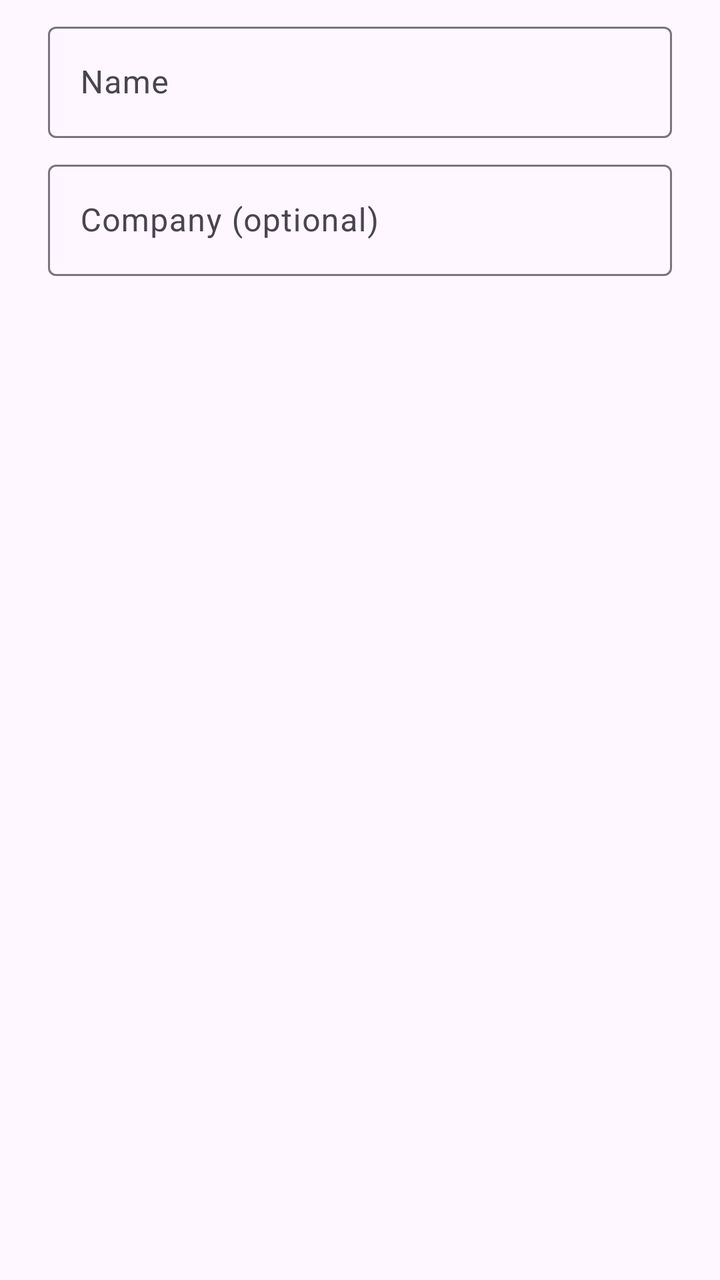
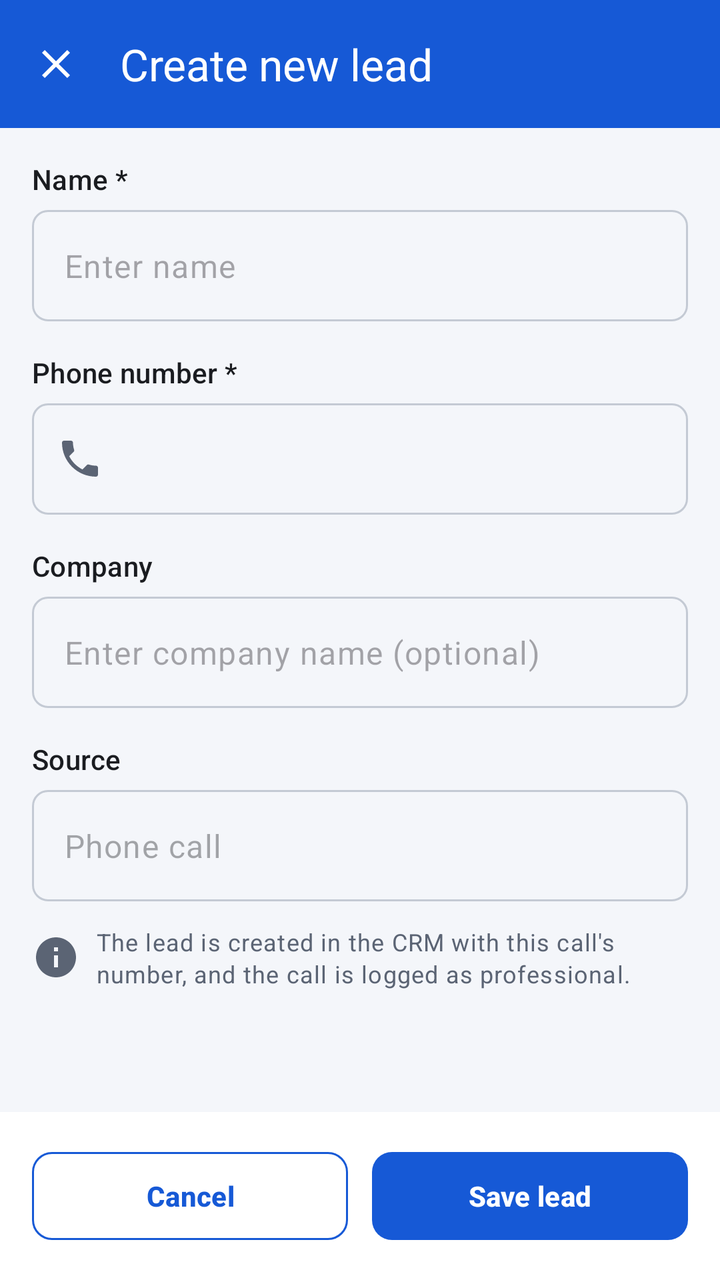

Screens rendered from an Android XML layout before and after an edit, with the pre-edit source and the edit as a unified diff.
<!-- AndroidManifest.xml: application theme Theme.CallTracker -->
<!-- res/layout/dialog_create_lead.xml -->
<?xml version="1.0" encoding="utf-8"?>
<LinearLayout xmlns:android="http://schemas.android.com/apk/res/android"
    android:layout_width="match_parent"
    android:layout_height="wrap_content"
    android:orientation="vertical"
    android:paddingHorizontal="24dp"
    android:paddingTop="8dp">

    <com.google.android.material.textfield.TextInputLayout
        android:id="@+id/nameLayout"
        android:layout_width="match_parent"
        android:layout_height="wrap_content"
        android:hint="@string/lead_name">

        <com.google.android.material.textfield.TextInputEditText
            android:id="@+id/name"
            android:layout_width="match_parent"
            android:layout_height="wrap_content"
            android:inputType="textPersonName|textCapWords" />
    </com.google.android.material.textfield.TextInputLayout>

    <com.google.android.material.textfield.TextInputLayout
        android:id="@+id/companyLayout"
        android:layout_width="match_parent"
        android:layout_height="wrap_content"
        android:layout_marginTop="8dp"
        android:hint="@string/lead_company">

        <com.google.android.material.textfield.TextInputEditText
            android:id="@+id/company"
            android:layout_width="match_parent"
            android:layout_height="wrap_content"
            android:inputType="textCapWords" />
    </com.google.android.material.textfield.TextInputLayout>
</LinearLayout>
<!-- resources referenced by this layout -->
<resources>
  <string name="lead_company">Company (optional)</string>
  <string name="lead_name">Name</string>
  <style name="Base.Theme.CallTracker" parent="Theme.Material3.DayNight.NoActionBar">
          <item name="colorPrimary">@color/brand_primary</item>
          <item name="colorOnPrimary">@color/white</item>
          <item name="colorSecondary">@color/brand_secondary</item>
      </style>
  <color name="brand_primary">#FF1E5AA8</color>
  <color name="brand_secondary">#FF00897B</color>
  <!-- unchanged entries left out for length: 2 -->
</resources>

<!-- the commit's change to res/layout/dialog_create_lead.xml (unified diff, before → after) -->
@@ -1,35 +1,173 @@
 <?xml version="1.0" encoding="utf-8"?>
 <LinearLayout xmlns:android="http://schemas.android.com/apk/res/android"
+    xmlns:app="http://schemas.android.com/apk/res-auto"
+    android:id="@+id/root"
     android:layout_width="match_parent"
-    android:layout_height="wrap_content"
-    android:orientation="vertical"
-    android:paddingHorizontal="24dp"
-    android:paddingTop="8dp">
+    android:layout_height="match_parent"
+    android:orientation="vertical">
 
-    <com.google.android.material.textfield.TextInputLayout
-        android:id="@+id/nameLayout"
+    <com.google.android.material.appbar.AppBarLayout
+        android:id="@+id/appBar"
         android:layout_width="match_parent"
         android:layout_height="wrap_content"
-        android:hint="@string/lead_name">
+        android:background="@color/appbar"
+        android:theme="@style/ThemeOverlay.CallTracker.AppBar"
+        app:liftOnScroll="false">
 
-        <com.google.android.material.textfield.TextInputEditText
-            android:id="@+id/name"
+        <com.google.android.material.appbar.MaterialToolbar
+            android:id="@+id/toolbar"
+            android:layout_width="match_parent"
+            android:layout_height="?attr/actionBarSize"
+            android:background="@color/appbar"
+            app:navigationContentDescription="@string/close"
+            app:navigationIcon="@drawable/ic_close"
+            app:navigationIconTint="@color/white"
+            app:title="@string/lead_title"
+            app:titleTextColor="@color/white" />
+    </com.google.android.material.appbar.AppBarLayout>
+
+    <LinearLayout
+        android:id="@+id/page"
+        android:layout_width="match_parent"
+        android:layout_height="match_parent"
+        android:orientation="vertical">
+
+        <androidx.core.widget.NestedScrollView
+            android:layout_width="match_parent"
+            android:layout_height="0dp"
+            android:layout_weight="1">
+
+            <LinearLayout
+                android:layout_width="match_parent"
+                android:layout_height="wrap_content"
+                android:orientation="vertical"
+                android:padding="16dp">
+
+                <TextView
+                    android:layout_width="match_parent"
+                    android:layout_height="wrap_content"
+                    android:layout_marginBottom="6dp"
+                    android:text="@string/lead_name"
+                    android:textAppearance="@style/TextAppearance.CallTracker.FieldLabel" />
+
+                <com.google.android.material.textfield.TextInputLayout
+                    android:id="@+id/nameLayout"
+                    android:layout_width="match_parent"
+                    android:layout_height="wrap_content"
+                    app:hintEnabled="false">
+
+                    <com.google.android.material.textfield.TextInputEditText
+                        android:id="@+id/name"
+                        android:layout_width="match_parent"
+                        android:layout_height="wrap_content"
+                        android:hint="@string/lead_name_placeholder"
+                        android:inputType="textPersonName|textCapWords" />
+                </com.google.android.material.textfield.TextInputLayout>
+
+                <TextView
+                    android:layout_width="match_parent"
+                    android:layout_height="wrap_content"
+                    android:layout_marginTop="16dp"
+                    android:layout_marginBottom="6dp"
+                    android:text="@string/lead_phone"
+                    android:textAppearance="@style/TextAppearance.CallTracker.FieldLabel" />
+
+                <com.google.android.material.textfield.TextInputLayout
+                    android:layout_width="match_parent"
+                    android:layout_height="wrap_content"
+                    app:hintEnabled="false"
+                    app:startIconDrawable="@drawable/ic_phone">
+
+                    <com.google.android.material.textfield.TextInputEditText
+                        android:id="@+id/phone"
+                        android:layout_width="match_parent"
+                        android:layout_height="wrap_content"
+                        android:enabled="false"
+                        android:importantForAutofill="no"
+                        android:inputType="phone" />
+                </com.google.android.material.textfield.TextInputLayout>
+
+                <TextView
+                    android:layout_width="match_parent"
+                    android:layout_height="wrap_content"
+                    android:layout_marginTop="16dp"
+                    android:layout_marginBottom="6dp"
+                    android:text="@string/lead_company"
+                    android:textAppearance="@style/TextAppearance.CallTracker.FieldLabel" />
+
+                <com.google.android.material.textfield.TextInputLayout
+                    android:id="@+id/companyLayout"
+                    android:layout_width="match_parent"
+                    android:layout_height="wrap_content"
+                    app:hintEnabled="false">
+
+                    <com.google.android.material.textfield.TextInputEditText
+                        android:id="@+id/company"
+                        android:layout_width="match_parent"
+                        android:layout_height="wrap_content"
+                        android:hint="@string/lead_company_placeholder"
+                        android:inputType="textCapWords" />
+                </com.google.android.material.textfield.TextInputLayout>
+
+                <TextView
+                    android:layout_width="match_parent"
+                    android:layout_height="wrap_content"
+                    android:layout_marginTop="16dp"
+                    android:layout_marginBottom="6dp"
+                    android:text="@string/lead_source"
+                    android:textAppearance="@style/TextAppearance.CallTracker.FieldLabel" />
+
+                <com.google.android.material.textfield.TextInputLayout
+                    android:layout_width="match_parent"
+                    android:layout_height="wrap_content"
+                    app:hintEnabled="false">
+
+                    <com.google.android.material.textfield.TextInputEditText
+                        android:layout_width="match_parent"
+                        android:layout_height="wrap_content"
+                        android:enabled="false"
+                        android:importantForAutofill="no"
+                        android:inputType="none"
+                        android:text="@string/lead_source_phone_call" />
+                </com.google.android.material.textfield.TextInputLayout>
+
+                <TextView
+                    android:layout_width="match_parent"
+                    android:layout_height="wrap_content"
+                    android:layout_marginTop="12dp"
+                    android:drawablePadding="8dp"
+                    android:text="@string/lead_footnote"
+                    android:textAppearance="?attr/textAppearanceBodySmall"
+                    android:textColor="?attr/colorOnSurfaceVariant"
+                    app:drawableStartCompat="@drawable/ic_info"
+                    app:drawableTint="?attr/colorOnSurfaceVariant" />
+            </LinearLayout>
+        </androidx.core.widget.NestedScrollView>
+
+        <LinearLayout
+            android:id="@+id/buttons"
             android:layout_width="match_parent"
             android:layout_height="wrap_content"
-            android:inputType="textPersonName|textCapWords" />
-    </com.google.android.material.textfield.TextInputLayout>
+            android:background="?attr/colorSurface"
+            android:orientation="horizontal"
+            android:padding="16dp">
 
-    <com.google.android.material.textfield.TextInputLayout
-        android:id="@+id/companyLayout"
-        android:layout_width="match_parent"
-        android:layout_height="wrap_content"
-        android:layout_marginTop="8dp"
-        android:hint="@string/lead_company">
+            <Button
+                android:id="@+id/cancelButton"
+                style="?attr/materialButtonOutlinedStyle"
+                android:layout_width="0dp"
+                android:layout_height="wrap_content"
+                android:layout_weight="1"
+                android:text="@string/cancel" />
 
-        <com.google.android.material.textfield.TextInputEditText
-            android:id="@+id/company"
-            android:layout_width="match_parent"
-            android:layout_height="wrap_content"
-            android:inputType="textCapWords" />
-    </com.google.android.material.textfield.TextInputLayout>
+            <Button
+                android:id="@+id/saveButton"
+                style="?attr/materialButtonStyle"
+                android:layout_width="0dp"
+                android:layout_height="wrap_content"
+                android:layout_marginStart="12dp"
+                android:layout_weight="1"
+                android:text="@string/lead_create" />
+        </LinearLayout>
+    </LinearLayout>
 </LinearLayout>
<!-- resource entries referenced after the edit -->
@@ -1,14 +1,133 @@
 <!-- resources referenced by this layout -->
 <resources>
-  <string name="lead_company">Company (optional)</string>
-  <string name="lead_name">Name</string>
+  <color name="appbar">#FF1659D6</color>
+  <!-- drawable ic_close (drawable) -->
+  <?xml version="1.0" encoding="utf-8"?>
+  <vector xmlns:android="http://schemas.android.com/apk/res/android"
+      android:width="24dp"
+      android:height="24dp"
+      android:tint="?attr/colorControlNormal"
+      android:viewportWidth="24"
+      android:viewportHeight="24">
+      <path
+          android:fillColor="@android:color/white"
+          android:pathData="M19,6.41L17.59,5 12,10.59 6.41,5 5,6.41 10.59,12 5,17.59 6.41,19 12,13.41 17.59,19 19,17.59 13.41,12z" />
+  </vector>
+  <!-- drawable ic_info (drawable) -->
+  <?xml version="1.0" encoding="utf-8"?>
+  <vector xmlns:android="http://schemas.android.com/apk/res/android"
+      android:width="24dp"
+      android:height="24dp"
+      android:tint="?attr/colorControlNormal"
+      android:viewportWidth="24"
+      android:viewportHeight="24">
+      <path
+          android:fillColor="@android:color/white"
+          android:pathData="M12,2C6.48,2 2,6.48 2,12s4.48,10 10,10 10,-4.48 10,-10S17.52,2 12,2zM13,17h-2v-6h2v6zM13,9h-2V7h2v2z" />
+  </vector>
+  <!-- drawable ic_phone (drawable) -->
+  <?xml version="1.0" encoding="utf-8"?>
+  <vector xmlns:android="http://schemas.android.com/apk/res/android"
+      android:width="24dp"
+      android:height="24dp"
+      android:tint="?attr/colorControlNormal"
+      android:viewportWidth="24"
+      android:viewportHeight="24">
+      <path
+          android:fillColor="@android:color/white"
+          android:pathData="M6.62,10.79c1.44,2.83 3.76,5.14 6.59,6.59l2.2,-2.2c0.27,-0.27 0.67,-0.36 1.02,-0.24 1.12,0.37 2.33,0.57 3.57,0.57 0.55,0 1,0.45 1,1V20c0,0.55 -0.45,1 -1,1 -9.39,0 -17,-7.61 -17,-17 0,-0.55 0.45,-1 1,-1h3.5c0.55,0 1,0.45 1,1 0,1.25 0.2,2.45 0.57,3.57 0.11,0.35 0.03,0.74 -0.25,1.02l-2.2,2.2z" />
+  </vector>
+  <string name="cancel">Cancel</string>
+  <string name="close">Close</string>
+  <string name="lead_company">Company</string>
+  <string name="lead_company_placeholder">Enter company name (optional)</string>
+  <string name="lead_create">Save lead</string>
+  <string name="lead_footnote">The lead is created in the CRM with this call\'s number, and the call is logged as professional.</string>
+  <string name="lead_name">Name *</string>
+  <string name="lead_name_placeholder">Enter name</string>
+  <string name="lead_phone">Phone number *</string>
+  <string name="lead_source">Source</string>
+  <string name="lead_source_phone_call">Phone call</string>
+  <string name="lead_title">Create new lead</string>
+  <style name="TextAppearance.CallTracker.FieldLabel" parent="TextAppearance.Material3.LabelLarge">
+          <item name="android:textColor">?attr/colorOnSurface</item>
+      </style>
+  <style name="ThemeOverlay.CallTracker.AppBar" parent="ThemeOverlay.Material3.Dark.ActionBar">
+          <item name="colorOnSurface">@color/white</item>
+          <item name="colorControlNormal">@color/white</item>
+          <item name="colorOnSurfaceVariant">@color/white</item>
+      </style>
   <style name="Base.Theme.CallTracker" parent="Theme.Material3.DayNight.NoActionBar">
           <item name="colorPrimary">@color/brand_primary</item>
-          <item name="colorOnPrimary">@color/white</item>
+          <item name="colorOnPrimary">@color/brand_on_primary</item>
+          <item name="colorPrimaryContainer">@color/brand_primary_container</item>
+          <item name="colorOnPrimaryContainer">@color/brand_on_primary_container</item>
           <item name="colorSecondary">@color/brand_secondary</item>
+          <item name="colorSecondaryContainer">@color/brand_primary_container</item>
+          <item name="colorOnSecondaryContainer">@color/brand_on_primary_container</item>
+          <item name="android:colorBackground">@color/background</item>
+          <item name="colorSurface">@color/surface</item>
+          <item name="colorOnSurface">@color/on_surface</item>
+          <item name="colorSurfaceVariant">@color/surface_variant</item>
+          <item name="colorOnSurfaceVariant">@color/on_surface_variant</item>
+          <item name="colorOutline">@color/outline</item>
+          <item name="colorOutlineVariant">@color/outline_variant</item>
+          <item name="colorSurfaceContainerLowest">@color/surface_container_lowest</item>
+          <item name="colorSurfaceContainerLow">@color/surface_container_low</item>
+          <item name="colorSurfaceContainer">@color/surface_container</item>
+          <item name="colorSurfaceContainerHigh">@color/surface_container_high</item>
+          <item name="colorSurfaceContainerHighest">@color/surface_container_highest</item>
+  
+          <item name="shapeAppearanceCornerExtraSmall">@style/ShapeAppearance.CallTracker.Field</item>
+          <item name="materialButtonStyle">@style/Widget.CallTracker.Button</item>
+          <item name="materialButtonOutlinedStyle">@style/Widget.CallTracker.Button.Outlined</item>
+          <item name="materialCardViewStyle">@style/Widget.CallTracker.Card</item>
+          <item name="textInputStyle">@style/Widget.Material3.TextInputLayout.OutlinedBox</item>
       </style>
-  <color name="brand_primary">#FF1E5AA8</color>
-  <color name="brand_secondary">#FF00897B</color>
+  <color name="brand_primary">#FF1659D6</color>
+  <color name="brand_on_primary">#FFFFFFFF</color>
+  <color name="brand_primary_container">#FFE3EDFD</color>
+  <color name="brand_on_primary_container">#FF0B3D91</color>
+  <color name="brand_secondary">#FF1659D6</color>
+  <color name="background">#FFF4F6FA</color>
+  <color name="surface">#FFFFFFFF</color>
+  <color name="on_surface">#FF1A1C20</color>
+  <color name="surface_variant">#FFE7EBF2</color>
+  <color name="on_surface_variant">#FF5B6474</color>
+  <color name="outline">#FFC4CAD4</color>
+  <color name="outline_variant">#FFE1E5EC</color>
+  <color name="surface_container_lowest">#FFFFFFFF</color>
+  <color name="surface_container_low">#FFF7F9FC</color>
+  <color name="surface_container">#FFF1F4F9</color>
+  <color name="surface_container_high">#FFEBEFF5</color>
+  <color name="surface_container_highest">#FFE5E9F0</color>
+  <style name="ShapeAppearance.CallTracker.Field" parent="">
+          <item name="cornerFamily">rounded</item>
+          <item name="cornerSize">8dp</item>
+      </style>
+  <style name="Widget.CallTracker.Button" parent="Widget.Material3.Button">
+          <item name="shapeAppearance">@style/ShapeAppearance.CallTracker.Button</item>
+          <item name="android:minHeight">52dp</item>
+          <item name="android:textAppearance">@style/TextAppearance.CallTracker.Button</item>
+      </style>
+  <style name="Widget.CallTracker.Button.Outlined" parent="Widget.Material3.Button.OutlinedButton">
+          <item name="shapeAppearance">@style/ShapeAppearance.CallTracker.Button</item>
+          <item name="android:minHeight">52dp</item>
+          <item name="strokeColor">@color/brand_primary</item>
+          <item name="android:textAppearance">@style/TextAppearance.CallTracker.Button</item>
+      </style>
+  <style name="Widget.CallTracker.Card" parent="Widget.Material3.CardView.Outlined">
+          <item name="cardBackgroundColor">?attr/colorSurface</item>
+          <item name="strokeColor">?attr/colorOutlineVariant</item>
+          <item name="cardCornerRadius">12dp</item>
+      </style>
+  <style name="ShapeAppearance.CallTracker.Button" parent="">
+          <item name="cornerFamily">rounded</item>
+          <item name="cornerSize">10dp</item>
+      </style>
+  <style name="TextAppearance.CallTracker.Button" parent="TextAppearance.Material3.LabelLarge">
+          <item name="android:textStyle">bold</item>
+      </style>
   <!-- unchanged entries left out for length: 2 -->
 </resources>
 
